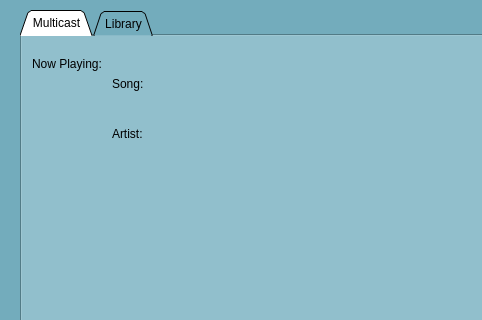
Old version of the form sourcecode/client/mainwindow.ui in the repository Team-Chimera/Comm-Audio; both pictures show x 0 to 482 and y 0 to 320 of the 870 by 537 pixel window.
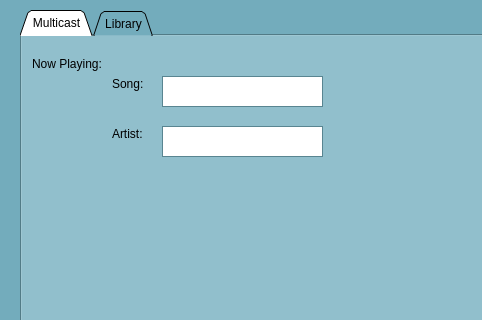
New version of the form. The open tabs and pages were chosen to show the change.

Diff of the .ui file:
```diff
--- a/sourcecode/client/mainwindow.ui
+++ b/sourcecode/client/mainwindow.ui
@@ -544,6 +544,26 @@
        <string>Artist:</string>
       </property>
      </widget>
+     <widget class="QTextEdit" name="songName">
+      <property name="geometry">
+       <rect>
+        <x>140</x>
+        <y>40</y>
+        <width>161</width>
+        <height>31</height>
+       </rect>
+      </property>
+     </widget>
+     <widget class="QTextEdit" name="artistName">
+      <property name="geometry">
+       <rect>
+        <x>140</x>
+        <y>90</y>
+        <width>161</width>
+        <height>31</height>
+       </rect>
+      </property>
+     </widget>
     </widget>
     <widget class="QWidget" name="Library">
      <attribute name="title">
```
Left out of the diff: 2 changed lines with no effect on the pictures.
